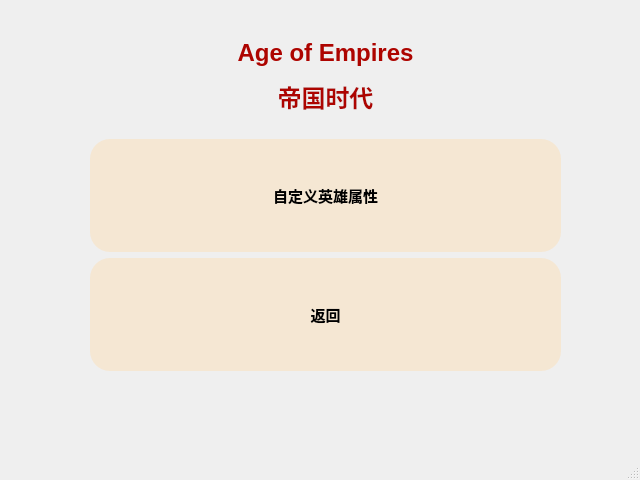
Qt form SRC/trunk/settingpage.ui (TimVan1596/History-of-Land) before a commit.
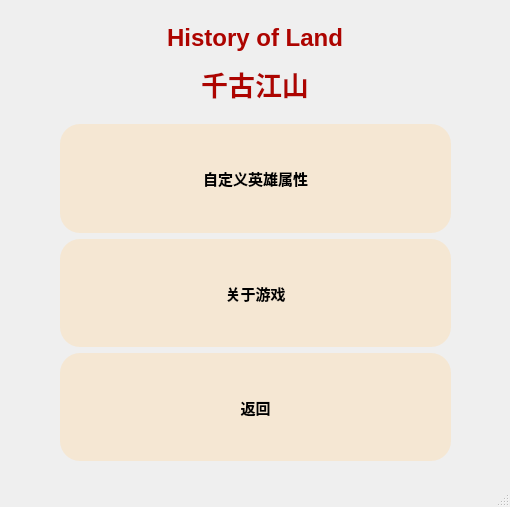
The same form after that commit.

Patch:
```diff
--- a/SRC/trunk/settingpage.ui
+++ b/SRC/trunk/settingpage.ui
@@ -6,8 +6,8 @@
    <rect>
     <x>0</x>
     <y>0</y>
-    <width>640</width>
-    <height>480</height>
+    <width>510</width>
+    <height>507</height>
    </rect>
   </property>
   <property name="windowTitle">
@@ -17,14 +17,14 @@
    <widget class="QWidget" name="verticalLayoutWidget">
     <property name="geometry">
      <rect>
-      <x>90</x>
-      <y>20</y>
-      <width>471</width>
-      <height>351</height>
+      <x>60</x>
+      <y>10</y>
+      <width>391</width>
+      <height>451</height>
      </rect>
     </property>
     <layout class="QVBoxLayout" name="verticalLayout">
-     <item>
+     <item alignment="Qt::AlignHCenter">
       <widget class="QLabel" name="MainTitle">
        <property name="sizePolicy">
         <sizepolicy hsizetype="Preferred" vsizetype="Minimum">
@@ -33,7 +33,7 @@
         </sizepolicy>
        </property>
        <property name="text">
-        <string>&lt;html&gt;&lt;head/&gt;&lt;body&gt;&lt;p align=&quot;center&quot;&gt;&lt;span style=&quot; font-size:18pt; font-weight:600; color:#ad0400;&quot;&gt;Age of Empires&lt;/span&gt;&lt;/p&gt;&lt;p align=&quot;center&quot;&gt;&lt;span style=&quot; font-size:18pt; font-weight:600; color:#ad0400;&quot;&gt;帝国时代&lt;/span&gt;&lt;/p&gt;&lt;/body&gt;&lt;/html&gt;</string>
+        <string>&lt;html&gt;&lt;head/&gt;&lt;body&gt;&lt;p align=&quot;center&quot;&gt;&lt;span style=&quot; font-size:18pt; font-weight:600; color:#ad0400;&quot;&gt;History of Land&lt;/span&gt;&lt;/p&gt;&lt;p align=&quot;center&quot;&gt;&lt;span style=&quot; font-size:20pt; font-weight:600; color:#ad0400;&quot;&gt;千古江山&lt;/span&gt;&lt;/p&gt;&lt;/body&gt;&lt;/html&gt;</string>
        </property>
       </widget>
      </item>
@@ -71,6 +71,40 @@
        </property>
       </widget>
      </item>
+     <item>
+      <widget class="QPushButton" name="About">
+       <property name="sizePolicy">
+        <sizepolicy hsizetype="Minimum" vsizetype="Minimum">
+         <horstretch>0</horstretch>
+         <verstretch>30</verstretch>
+        </sizepolicy>
+       </property>
+       <property name="font">
+        <font>
+         <family>Arial</family>
+         <pointsize>11</pointsize>
+         <weight>75</weight>
+         <bold>true</bold>
+        </font>
+       </property>
+       <property name="styleSheet">
+        <string notr="true">QPushButton {
+ background-color: rgb(245,231,211); 
+border-radius: 20px; 
+color:rgb(0, 0, 0); 
+} 
+
+QPushButton:hover 
+{ 
+background-color:rgb(222,176,159); 
+color:rgb(185, 40, 35); 
+}</string>
+       </property>
+       <property name="text">
+        <string>关于游戏</string>
+       </property>
+      </widget>
+     </item>
      <item>
       <widget class="QPushButton" name="Quit">
        <property name="sizePolicy">
```
Left out of the diff: 2 changed lines with no effect on the pictures.
